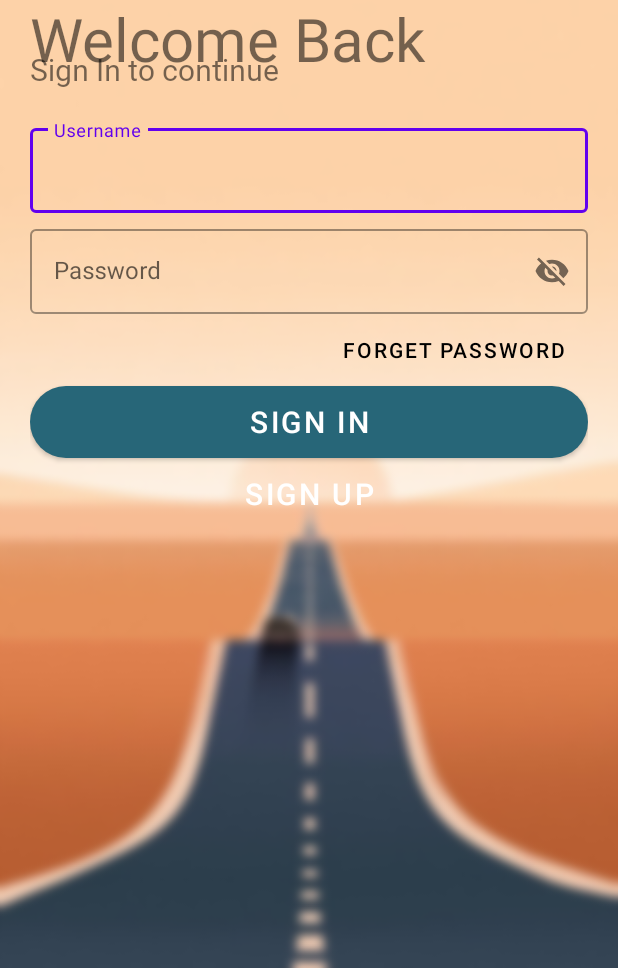
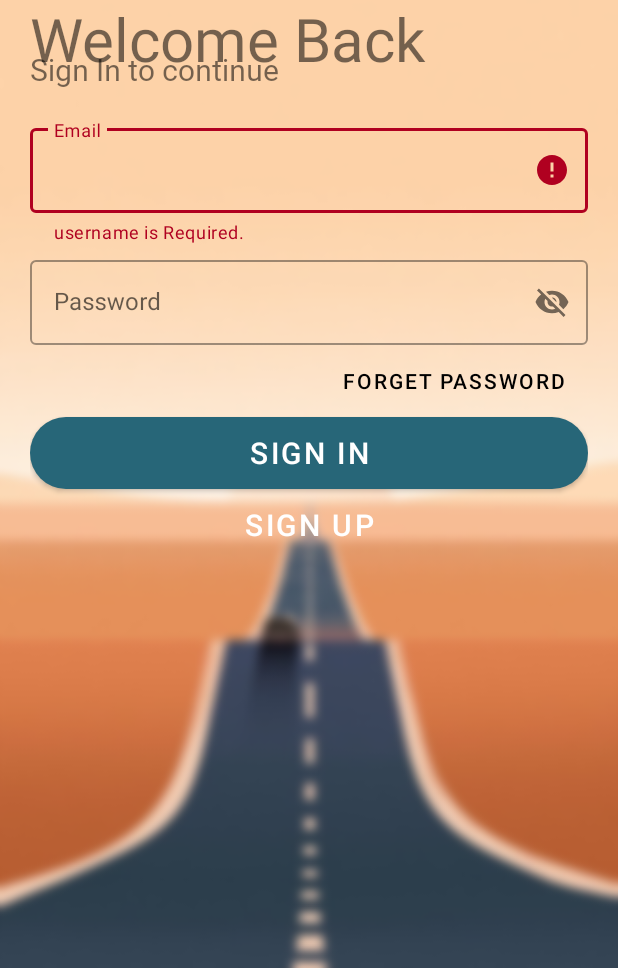
Before and after one commit to yousefahmed98/GoSafeApp, an Android app: the screen it shows after launch (Login), after a tap on "SIGN IN", on a phone screen of 412 x 824 dp, the part 268-1236 px from its top. Run offline under Robolectric (Android 15) with nearby library versions, the light colour scheme and no system bars; our stand-ins replace Firebase (no records; nobody signed in at launch, a user with empty details on screens opened directly); Roboto replaces fonts that are not available here.

Commit message:
add authentication at Login.java

```diff
--- a/app/src/main/java/com/example/gosafe/Login.java
+++ b/app/src/main/java/com/example/gosafe/Login.java
@@ -1,18 +1,25 @@
 package com.example.gosafe;
 
+import androidx.annotation.NonNull;
 import androidx.appcompat.app.AppCompatActivity;
 
 import android.app.ActivityOptions;
 import android.content.Intent;
 import android.os.Bundle;
+import android.text.TextUtils;
 import android.util.Pair;
 import android.view.View;
 import android.view.WindowManager;
 import android.widget.Button;
 import android.widget.ImageView;
 import android.widget.TextView;
+import android.widget.Toast;
 
+import com.google.android.gms.tasks.OnCompleteListener;
+import com.google.android.gms.tasks.Task;
 import com.google.android.material.textfield.TextInputLayout;
+import com.google.firebase.auth.AuthResult;
+import com.google.firebase.auth.FirebaseAuth;
 import com.google.firebase.firestore.FirebaseFirestore;
 
 public class Login extends AppCompatActivity {
@@ -20,8 +27,9 @@ public class Login extends AppCompatActivity {
     Button signUpBtn,loginBtn;
     ImageView image;
     TextView welcomeText , welcomeText2;
-    TextInputLayout username , password;
+    TextInputLayout logEmail, logPassword;
     FirebaseFirestore db = FirebaseFirestore.getInstance();
+    FirebaseAuth fAuth = FirebaseAuth.getInstance();
     @Override
     protected void onCreate(Bundle savedInstanceState) {
         super.onCreate(savedInstanceState);
@@ -31,8 +39,8 @@ public class Login extends AppCompatActivity {
         image = findViewById(R.id.logoImage);
         welcomeText = findViewById(R.id.welcomeText);
         welcomeText2 = findViewById(R.id.welcomeText2);
-        username = findViewById(R.id.username);
-        password = findViewById(R.id.password);
+        logEmail = findViewById(R.id.email);
+        logPassword = findViewById(R.id.password);
         signUpBtn = findViewById(R.id.signUpButton);
         loginBtn = findViewById(R.id.signInButton);
 
@@ -46,8 +54,8 @@ public class Login extends AppCompatActivity {
                 pairs[0] = new Pair<View,String>(image,"logoImageTran");
                 pairs[1] = new Pair<View,String>(welcomeText,"welcomeText");
                 pairs[2] = new Pair<View,String>(welcomeText2,"welcomeText2");
-                pairs[3] = new Pair<View,String>(username,"usernameTran");
-                pairs[4] = new Pair<View,String>(password,"passwordTran");
+                pairs[3] = new Pair<View,String>(logEmail,"emailTran");
+                pairs[4] = new Pair<View,String>(logPassword,"passwordTran");
                 pairs[5] = new Pair<View,String>(loginBtn,"signTran");
                 pairs[6] = new Pair<View,String>(signUpBtn,"signTran2");
 
@@ -67,7 +75,29 @@ public class Login extends AppCompatActivity {
 
             @Override
             public void onClick(View v) {
+                String username = logEmail.getEditText().getText().toString();
+                String password = logPassword.getEditText().getText().toString();
 
+                if(TextUtils.isEmpty(username)){
+                    logEmail.setError("username is Required.");
+                    return;
+                }
+                if(TextUtils.isEmpty(password)){
+                    logPassword.setError("password is Required.");
+                    return;
+                }
+                fAuth.signInWithEmailAndPassword(username,password).addOnCompleteListener(new OnCompleteListener<AuthResult>() {
+                    @Override
+                    public void onComplete(@NonNull  Task<AuthResult> task) {
+                        if(task.isSuccessful()){
+                            Toast.makeText(Login.this,"Sign In Successfully",Toast.LENGTH_SHORT).show();
+                            fAuth.getCurrentUser().getUid();
+                        }
+                        else{
+                            Toast.makeText(Login.this,"Sign In fail"+task.getException().getMessage(),Toast.LENGTH_SHORT).show();
+                        }
+                    }
+                });
             }
         });
     }
--- a/app/src/main/res/layout/activity_login.xml
+++ b/app/src/main/res/layout/activity_login.xml
@@ -44,9 +44,9 @@
         <com.google.android.material.textfield.TextInputLayout
             android:layout_width="match_parent"
             android:layout_height="wrap_content"
-            android:id="@+id/username"
-            android:hint="Username"
-            android:transitionName="usernameTran"
+            android:id="@+id/email"
+            android:hint="Email"
+            android:transitionName="emailTran"
             style="@style/Widget.MaterialComponents.TextInputLayout.OutlinedBox">
 
             <com.google.android.material.textfield.TextInputEditText
```
